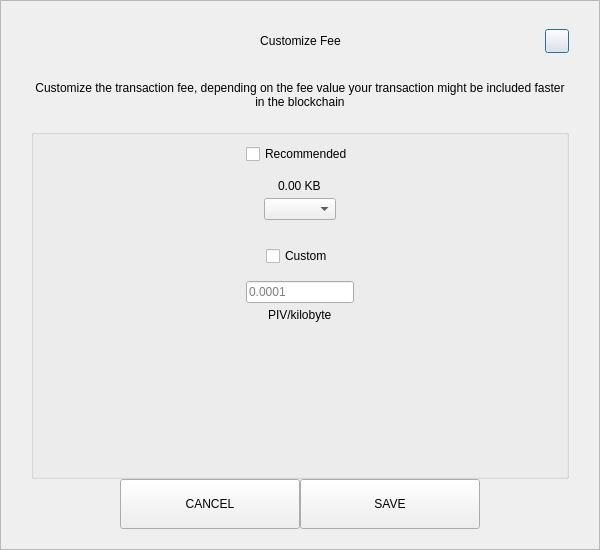
Qt form src/qt/ksoc/forms/sendcustomfeedialog.ui (ksocsports/ksoc) before a commit.
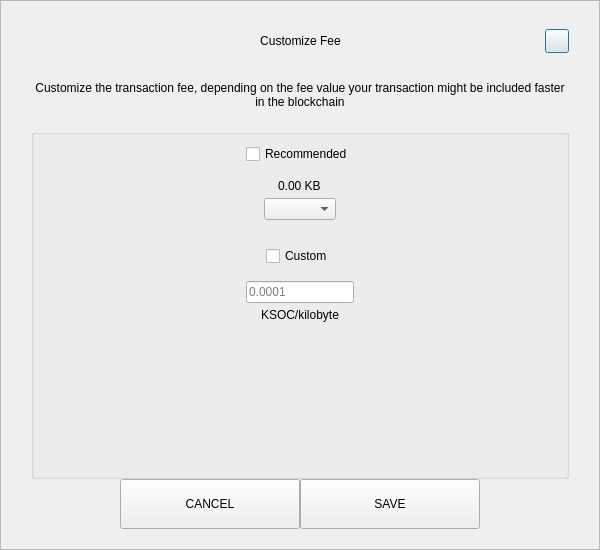
The same form after that commit.

The edit to the form file:
```diff
--- a/src/qt/ksoc/forms/sendcustomfeedialog.ui
+++ b/src/qt/ksoc/forms/sendcustomfeedialog.ui
@@ -287,7 +287,7 @@
            <item alignment="Qt::AlignHCenter">
             <widget class="QLabel" name="labelCustomFee">
              <property name="text">
-              <string>PIV/kilobyte</string>
+              <string>KSOC/kilobyte</string>
              </property>
             </widget>
            </item>
```
